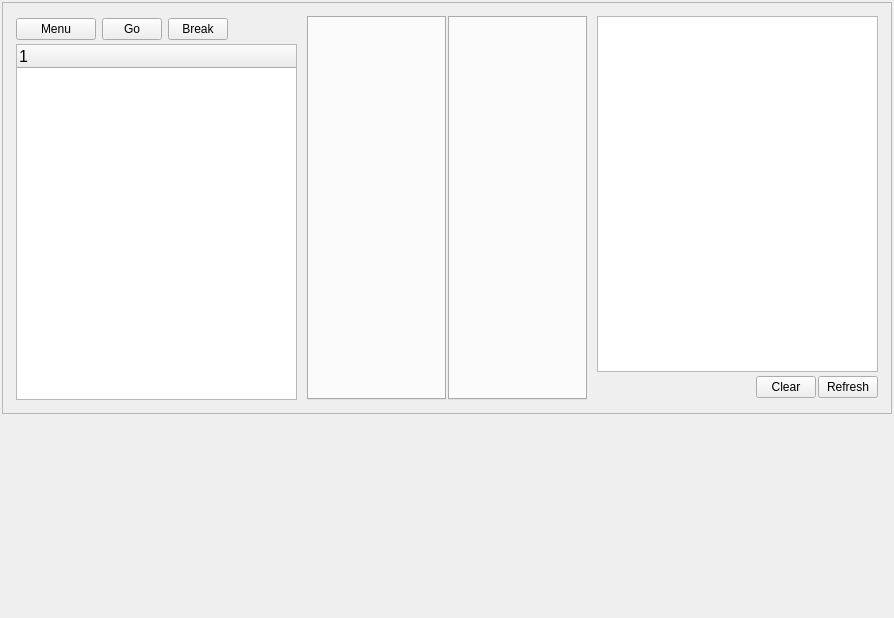
Above: src/mainwindow.ui from deszczowy/ny-coder before the change. Below: the same form after it.
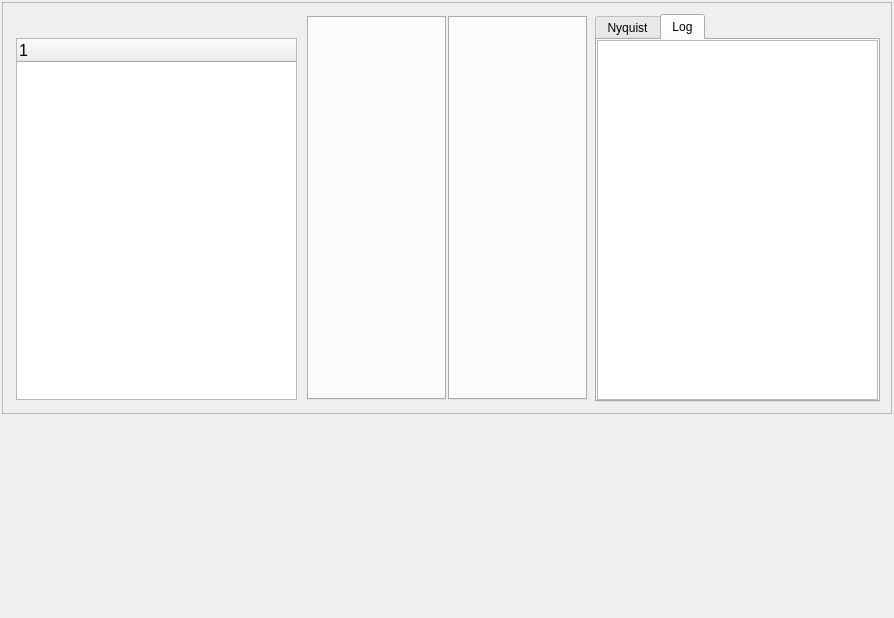
That is the form after the change. The open tabs and pages were chosen to show the change.

What changed in the file:
```diff
--- a/src/mainwindow.ui
+++ b/src/mainwindow.ui
@@ -71,72 +71,18 @@
           </property>
           <item>
            <widget class="QFrame" name="transportPane">
+            <property name="minimumSize">
+             <size>
+              <width>0</width>
+              <height>20</height>
+             </size>
+            </property>
             <property name="frameShape">
              <enum>QFrame::NoFrame</enum>
             </property>
             <property name="frameShadow">
              <enum>QFrame::Plain</enum>
             </property>
-            <layout class="QHBoxLayout" name="horizontalLayout_2">
-             <property name="leftMargin">
-              <number>0</number>
-             </property>
-             <property name="topMargin">
-              <number>2</number>
-             </property>
-             <property name="rightMargin">
-              <number>2</number>
-             </property>
-             <property name="bottomMargin">
-              <number>2</number>
-             </property>
-             <item>
-              <widget class="QPushButton" name="menuButton">
-               <property name="text">
-                <string>Menu</string>
-               </property>
-              </widget>
-             </item>
-             <item>
-              <widget class="QPushButton" name="goButton">
-               <property name="maximumSize">
-                <size>
-                 <width>60</width>
-                 <height>60</height>
-                </size>
-               </property>
-               <property name="text">
-                <string>Go</string>
-               </property>
-              </widget>
-             </item>
-             <item>
-              <widget class="QPushButton" name="breakButton">
-               <property name="maximumSize">
-                <size>
-                 <width>60</width>
-                 <height>60</height>
-                </size>
-               </property>
-               <property name="text">
-                <string>Break</string>
-               </property>
-              </widget>
-             </item>
-             <item>
-              <spacer name="transportSpacer">
-               <property name="orientation">
-                <enum>Qt::Horizontal</enum>
-               </property>
-               <property name="sizeHint" stdset="0">
-                <size>
-                 <width>40</width>
-                 <height>20</height>
-                </size>
-               </property>
-              </spacer>
-             </item>
-            </layout>
            </widget>
           </item>
           <item>
@@ -201,7 +147,7 @@
         </widget>
        </item>
        <item>
-        <widget class="QFrame" name="outputPane">
+        <widget class="QTabWidget" name="outputPane">
          <property name="maximumSize">
           <size>
            <width>600</width>
@@ -211,27 +157,28 @@
          <property name="styleSheet">
           <string notr="true"/>
          </property>
-         <property name="frameShape">
-          <enum>QFrame::NoFrame</enum>
+         <property name="currentIndex">
+          <number>0</number>
          </property>
-         <property name="frameShadow">
-          <enum>QFrame::Plain</enum>
-         </property>
+         <widget class="QWidget" name="outputNyquist">
+          <attribute name="title">
+           <string>Nyquist</string>
+          </attribute>
          <layout class="QVBoxLayout" name="verticalLayout_2">
           <property name="spacing">
-           <number>2</number>
+            <number>0</number>
           </property>
           <property name="leftMargin">
-           <number>2</number>
+            <number>0</number>
           </property>
           <property name="topMargin">
-           <number>2</number>
+            <number>0</number>
           </property>
           <property name="rightMargin">
-           <number>2</number>
+            <number>0</number>
           </property>
           <property name="bottomMargin">
-           <number>2</number>
+            <number>0</number>
           </property>
           <item>
            <widget class="QTextEdit" name="outputArea">
@@ -320,10 +267,36 @@
           </item>
          </layout>
         </widget>
+         <widget class="QWidget" name="outputLog">
+          <attribute name="title">
+           <string>Log</string>
+          </attribute>
+          <layout class="QVBoxLayout" name="verticalLayout_4" stretch="0">
+           <property name="spacing">
+            <number>0</number>
+           </property>
+           <property name="leftMargin">
+            <number>0</number>
+           </property>
+           <property name="topMargin">
+            <number>0</number>
+           </property>
+           <property name="rightMargin">
+            <number>0</number>
+           </property>
+           <property name="bottomMargin">
+            <number>0</number>
+           </property>
+           <item>
+            <widget class="QTextEdit" name="outputLogArea"/>
        </item>
       </layout>
      </widget>
-    </item>
+        </widget>
+       </item>
+      </layout>
+     </widget>
+    </item>
     <item>
      <widget class="QWidget" name="ploter" native="true">
       <property name="minimumSize">
```
Left out of the diff: 4 changed lines with no effect on the pictures. Lines whose indentation alone changed are shown as unchanged.
